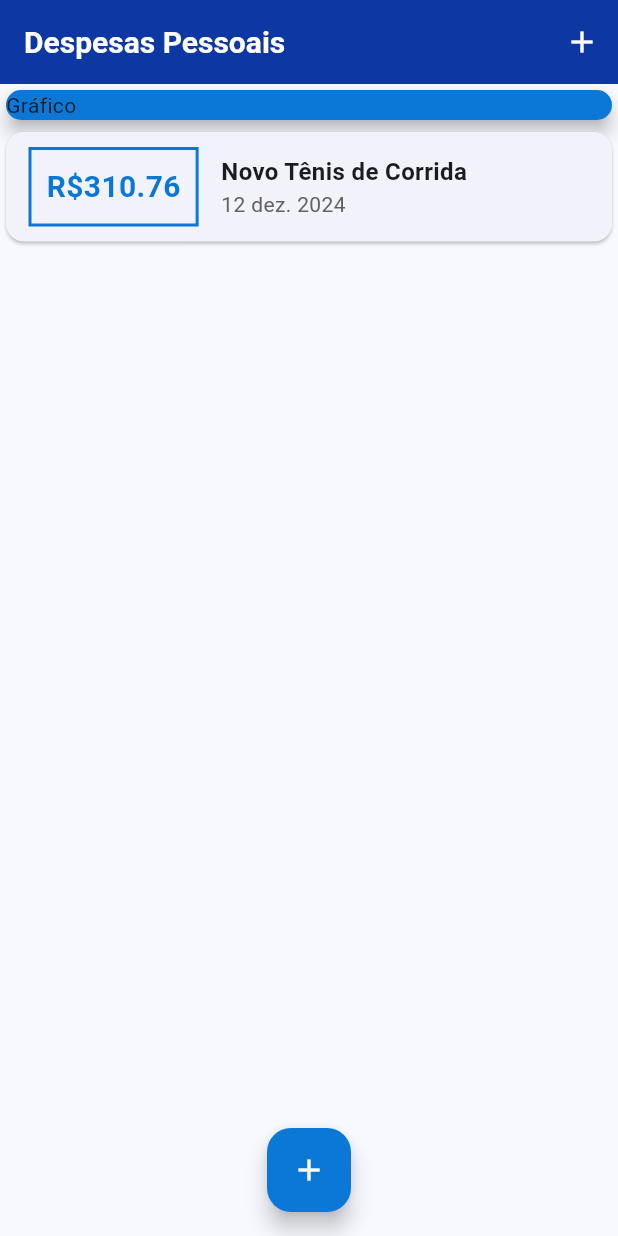
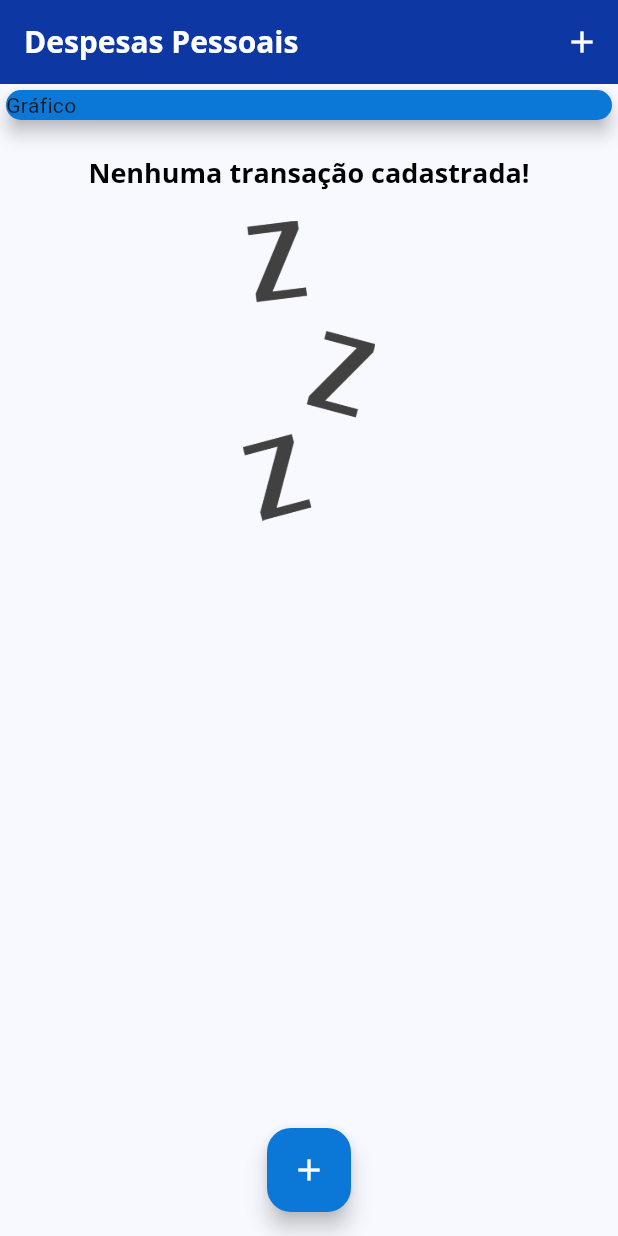
Before and after one commit to Jooaomarcelo/despesas-app, a Flutter app: the screen it shows after launch, on a phone screen of 412 x 824 dp. Run offline on Flutter 3.47's test engine with Material 3 defaults, Android fonts, the light colour scheme and no system bars.

Commit message:
Added fonts and a image for empty transactions list

```diff
--- a/lib/components/transaction_list.dart
+++ b/lib/components/transaction_list.dart
@@ -11,7 +11,29 @@
   Widget build(BuildContext context) {
     return SizedBox(
       height: 330,
-      child: ListView.builder(
+      child: transactions.isEmpty
+          ? Column(
+              children: <Widget>[
+                const SizedBox(
+                  height: 20,
+                ),
+                Text(
+                  'Nenhuma transação cadastrada!',
+                  style: Theme.of(context).textTheme.titleLarge,
+                ),
+                const SizedBox(
+                  height: 20,
+                ),
+                SizedBox(
+                  height: 200,
+                  child: Image.asset(
+                    'assets/images/waiting.png',
+                    fit: BoxFit.cover,
+                  ),
+                ),
+              ],
+            )
+          : ListView.builder(
               itemCount: transactions.length,
               itemBuilder: (ctx, index) {
                 final tr = transactions[index];
@@ -19,8 +41,8 @@
                   child: Row(
                     children: <Widget>[
                       Container(
-                  margin:
-                      const EdgeInsets.symmetric(horizontal: 15, vertical: 10),
+                        margin: const EdgeInsets.symmetric(
+                            horizontal: 15, vertical: 10),
                         decoration: BoxDecoration(
                           border: Border.all(
                             color: Theme.of(context).colorScheme.primary,
@@ -42,10 +64,7 @@
                         children: <Widget>[
                           Text(
                             tr.title,
-                      style: const TextStyle(
-                        fontSize: 16,
-                        fontWeight: FontWeight.bold,
-                      ),
+                            style: Theme.of(context).textTheme.titleLarge,
                           ),
                           Text(
                             DateFormat('d MMM y', 'pt_BR').format(tr.date),
--- a/lib/main.dart
+++ b/lib/main.dart
@@ -54,12 +54,12 @@
 
 class _MyHomePageState extends State<MyHomePage> {
   final List<Transaction> _transactions = [
-    Transaction(
-      id: '1',
-      title: 'Novo Tênis de Corrida',
-      value: 310.76,
-      date: DateTime.now(),
-    )
+    // Transaction(
+    //   id: '1',
+    //   title: 'Novo Tênis de Corrida',
+    //   value: 310.76,
+    //   date: DateTime.now(),
+    // )
   ];
 
   void _addTransaction(String title, double value) {
```
Also changed, not shown: pubspec.yaml (+19 -16 lines), assets/fonts/OpenSans-Bold.ttf (added), assets/fonts/OpenSans-Regular.ttf (added), assets/fonts/Quicksand-Bold.ttf (added), assets/fonts/Quicksand-Light.ttf (added), assets/fonts/Quicksand-Medium.ttf (added), assets/fonts/Quicksand-Regular.ttf (added), assets/images/waiting.png (added). Lines whose indentation alone changed are shown as unchanged.
